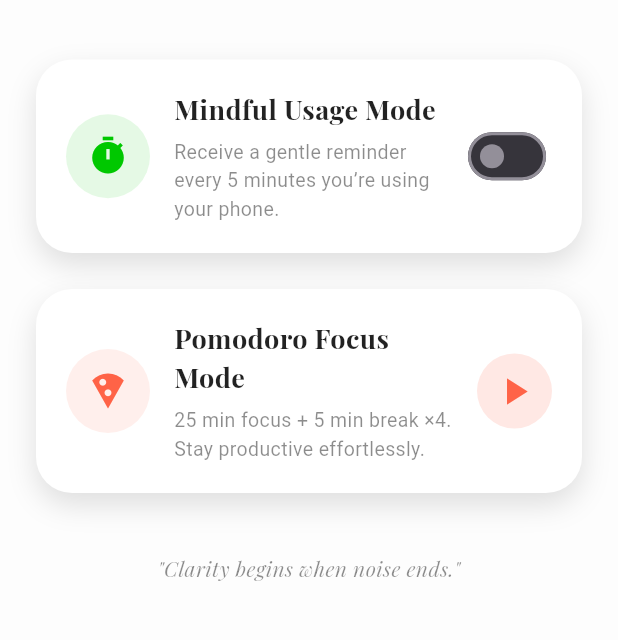
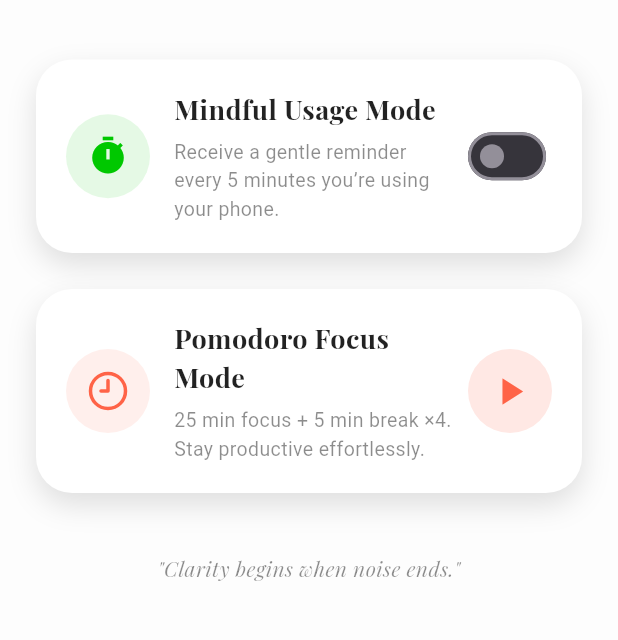
Before and after one commit to AleixVall-lloveraPeiro/app, a Flutter app: the HomeScreen screen opened directly, on a phone screen of 412 x 824 dp, the part 188-828 px from its top. Run offline on Flutter 3.47's test engine with Material 3 defaults, Android fonts, the phone set to English and light mode, and no system bars; our stand-ins replace flutter_local_notifications, google_fonts, lucide_icons; missing offline and left inert: device_apps.

Commit message:
pomodoro frontend

```diff
--- a/lib/home_screen.dart
+++ b/lib/home_screen.dart
@@ -1,5 +1,6 @@
 import 'package:flutter/material.dart';
 import 'package:google_fonts/google_fonts.dart';
+import 'package:lucide_icons/lucide_icons.dart';
 import 'mindful_usage_mode.dart';
 
 class HomeScreen extends StatefulWidget {
@@ -9,7 +10,7 @@ class HomeScreen extends StatefulWidget {
   State<HomeScreen> createState() => _HomeScreenState();
 }
 
-class _HomeScreenState extends State<HomeScreen> {
+class _HomeScreenState extends State<HomeScreen> with TickerProviderStateMixin {
   bool isMindfulModeOn = false;
   final MindfulUsageMode mindfulUsageMode = MindfulUsageMode();
 
@@ -89,7 +90,7 @@ class _HomeScreenState extends State<HomeScreen> {
               context,
               title: 'Pomodoro Focus Mode',
               subtitle: '25 min focus + 5 min break ×4. Stay productive effortlessly.',
-              icon: Icons.local_pizza, // temporary tomato-like icon
+              icon: LucideIcons.clock9,
               color: const Color.fromARGB(255, 255, 99, 71),
               onPressed: _startPomodoro,
               maxWidth: screenWidth - 120,
@@ -246,7 +247,8 @@ class _HomeScreenState extends State<HomeScreen> {
           GestureDetector(
             onTap: onPressed,
             child: Container(
-              padding: const EdgeInsets.all(10),
+              width: 56,
+              height: 56,
               decoration: BoxDecoration(
                 shape: BoxShape.circle,
                 color: color.withOpacity(0.15),
--- a/pubspec.yaml
+++ b/pubspec.yaml
@@ -17,8 +17,8 @@ dependencies:
   permission_handler: ^12.0.0
   flutter_time_picker_spinner: ^2.0.0
   cupertino_icons: ^1.0.8
-  flutter_animate: ^4.3.0
-  lucide_icons: ^0.1.0
+  flutter_animate: ^4.5.2
+  lucide_icons: ^0.257.0
 
 dev_dependencies:
   flutter_test:
```
Also changed, not shown: pubspec.lock.
